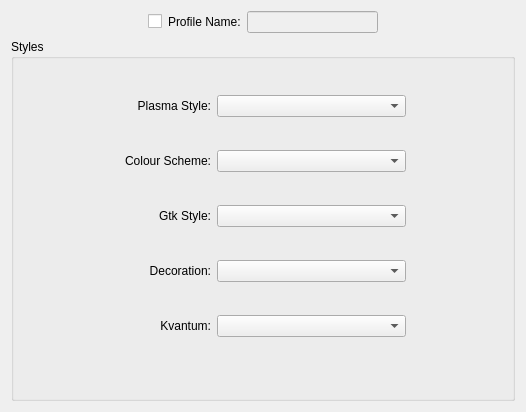
Old version of the form src/settings/profiles/stylesdialog.ui in the repository baduhai/Koi.
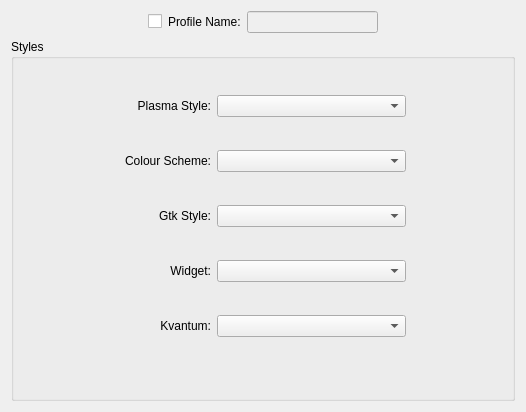
New version of the form.

Commit message: added window decoration ui

What changed in the file:
```diff
--- a/src/settings/profiles/stylesdialog.ui
+++ b/src/settings/profiles/stylesdialog.ui
@@ -27,7 +27,7 @@
           <item row="8" column="2">
            <widget class="QLabel" name="label_4">
             <property name="text">
-             <string>     Decoration:</string>
+             <string>Widget:</string>
             </property>
             <property name="alignment">
              <set>Qt::AlignRight|Qt::AlignTrailing|Qt::AlignVCenter</set>
```
The commit also changes 3 other files.
